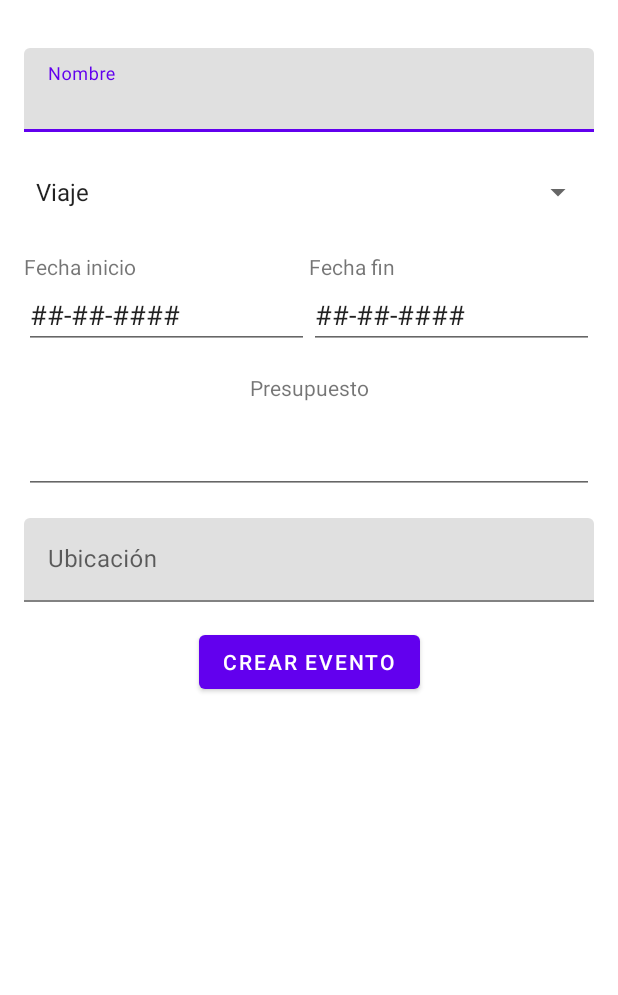
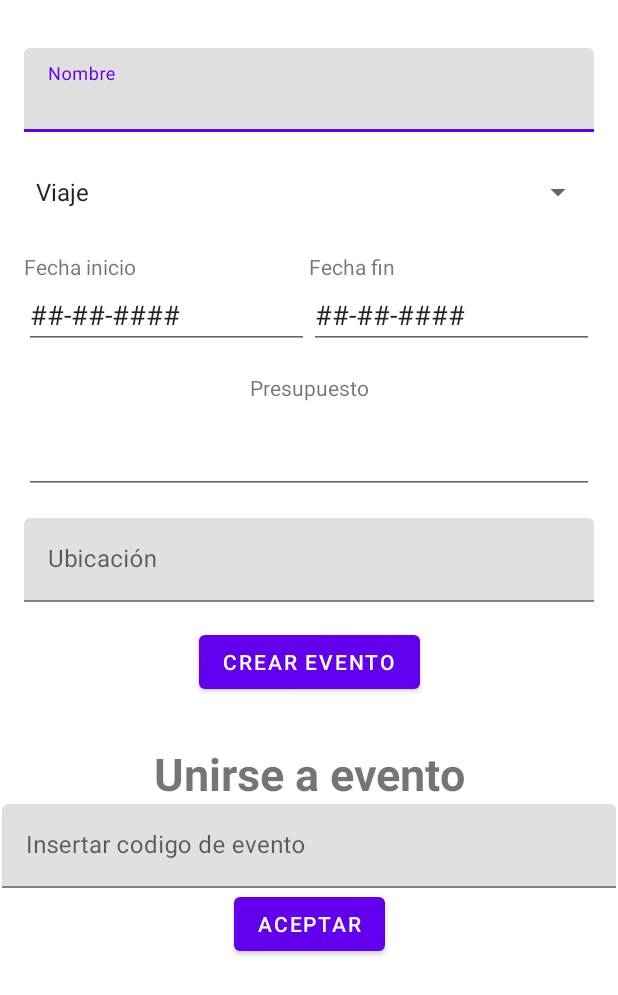
Before and after one commit to JulioLugo00/GestorDeViajes, an Android app: the screen it shows after launch once a user with an empty profile is signed in (CrearEventoActivity), after a tap on "AGREGAR EVENTO", on a phone screen of 412 x 824 dp. Shown: the top 995 px of the screen. Run offline under Robolectric (Android 15) with nearby library versions, the phone set to English and light mode, and no system bars; our stand-ins replace Firebase (no records; nobody signed in at launch, a user with empty details on screens opened directly), navigation-ui; libraries missing offline, so code that uses them is left out: com.firebase.ui; pictures from the network do not load.

Commit message:
Cambios: *Cambios en la base de datos *Codigo de invitacion

```diff
--- a/app/src/main/java/mx/itesm/noobmasters/gestordeviajes/ui/home/HomeFragment.kt
+++ b/app/src/main/java/mx/itesm/noobmasters/gestordeviajes/ui/home/HomeFragment.kt
@@ -63,7 +63,7 @@ class HomeFragment : Fragment() {
         }
         //FILTROS
         binding.imgButtonViaje.setOnClickListener {
-            Toast.makeText(context, "Viajes disponibles", Toast.LENGTH_SHORT).show()
+            Toast.makeText(context, "Viajes disponibles", Toast.LENGTH_LONG).show()
             homeViewModel.aplicarFiltroViaje()
             homeViewModel.descargarDatosEventos()
         }
--- a/app/src/main/java/mx/itesm/noobmasters/gestordeviajes/ui/home/HomeViewModel.kt
+++ b/app/src/main/java/mx/itesm/noobmasters/gestordeviajes/ui/home/HomeViewModel.kt
@@ -9,6 +9,7 @@ import com.google.firebase.database.FirebaseDatabase
 import com.google.firebase.database.ValueEventListener
 import mx.itesm.noobmasters.gestordeviajes.model.Evento
 import mx.itesm.noobmasters.gestordeviajes.model.EventoTipo
+import kotlin.reflect.typeOf
 
 class HomeViewModel : ViewModel() {
 
@@ -42,42 +43,63 @@ class HomeViewModel : ViewModel() {
     // Eventos
     fun descargarDatosEventos() {
         baseDatos = FirebaseDatabase.getInstance()
+        //var prueba = emptyMap<String,Evento>()
+        var arrayTodosLosEventosEnBD = mutableMapOf<String,Evento>()
+        //val prueba:ArrayList<Evento> = ArrayList()
+        var arrayTodosMisEventos = ArrayList<String>()
+        //var arrayTodosLosEventosEnBD = ArrayList<String>()
 
-        val referencia=baseDatos.getReference("${mAuth.currentUser?.uid}")
+        baseDatos.getReference("eventos").addValueEventListener(object :ValueEventListener{
+            override fun onDataChange(snapshot: DataSnapshot) {
+                val listaTemporal:ArrayList<Evento> = ArrayList()
+                arrayTodosMisEventos.clear()
+                arrayTodosLosEventosEnBD.clear()
 
-        referencia.addValueEventListener(object :ValueEventListener{
+                for (elemento in snapshot.children) {
+                    val evento=elemento.getValue(Evento::class.java)
+                    arrayTodosLosEventosEnBD.put(elemento.key.toString(),Evento(evento?.nombre,
+                        evento?.tipo,
+                        evento?.presupuesto,
+                        evento?.ubicacion,
+                        evento?.imagen,
+                        evento?.fechaInicio,
+                        evento?.fechaFin))
+                    //arrayTodosMisEventos.add(elemento.key.toString())
+                }
+                baseDatos.getReference("usuarios/${mAuth.currentUser?.uid}").child("eventos").get()
+                    .addOnSuccessListener { result ->
+                        for (elemento in result.children) {
+                            arrayTodosMisEventos.add(elemento.key.toString())
+                            //prueba.put(elemento.key.toString(), )
+                           // var key =elemento.key.toString()
+                            //arrayTodosLosEventosEnBD.add(key)
+                        }
+
+                        //Filtrado
+                        arrayTodosLosEventosEnBD.map {
+                            if(arrayTodosMisEventos.contains(it.key)){
+                                listaTemporal.add(it.value)
+                            }
+                        }
+                        //println(listaTemporal)
+                        arregloEventos.value=listaTemporal
+                    }
+                    .addOnFailureListener { exception ->
+
+                    }
 
 
-            override fun onDataChange(snapshot: DataSnapshot) {
-            println("Data a cambiado")
-                val listaTemporal:ArrayList<Evento> = ArrayList()
 
-                if(snapshot.hasChildren()){
-                    for (registro in snapshot.children){
-                        //Guarda el valor en una clase ya existente
-                        val evento=registro.getValue(Evento::class.java)
-/**/
-                        listaTemporal.add(Evento(evento?.nombre,
-                            evento?.tipo,
-                            evento?.presupuesto,
-                            evento?.ubicacion,
-                            evento?.imagen,
-                            evento?.fechaInicio,
-                            evento?.fechaFin))
-
-                    }
-                    arregloEventos.value=listaTemporal
-                }
-                else{
-                    listaTemporal.clear()
-                    arregloEventos.value=listaTemporal
-                }
             }
 
             override fun onCancelled(error: DatabaseError) {
                 TODO("Not yet implemented")
             }
+
         })
+
+
+
 
 
     }
--- a/app/src/main/res/layout/crearevento_fragment.xml
+++ b/app/src/main/res/layout/crearevento_fragment.xml
@@ -149,4 +149,40 @@
         app:layout_constraintStart_toStartOf="parent"
         app:layout_constraintTop_toBottomOf="@+id/linearLayout2" />
 
+    <TextView
+        android:id="@+id/tvCodigoInvitacion"
+        android:layout_width="wrap_content"
+        android:layout_height="wrap_content"
+        android:layout_marginTop="30dp"
+        android:text="Unirse a evento"
+        android:textAlignment="center"
+        android:textSize="30dp"
+        android:textStyle="bold"
+        app:layout_constraintEnd_toEndOf="parent"
+        app:layout_constraintStart_toStartOf="parent"
+        app:layout_constraintTop_toBottomOf="@+id/btnCrearEvento" />
+
+    <com.google.android.material.textfield.TextInputLayout
+        android:id="@+id/tillCodigoEvento"
+        android:layout_width="409dp"
+        android:layout_height="wrap_content"
+        app:layout_constraintEnd_toEndOf="parent"
+        app:layout_constraintStart_toStartOf="parent"
+        app:layout_constraintTop_toBottomOf="@+id/tvCodigoInvitacion">
+
+        <com.google.android.material.textfield.TextInputEditText
+            android:layout_width="match_parent"
+            android:layout_height="wrap_content"
+            android:hint="Insertar codigo de evento" />
+    </com.google.android.material.textfield.TextInputLayout>
+
+    <Button
+        android:id="@+id/btnAceptarCodigoEvento"
+        android:layout_width="wrap_content"
+        android:layout_height="wrap_content"
+        android:text="Aceptar"
+        app:layout_constraintEnd_toEndOf="parent"
+        app:layout_constraintStart_toStartOf="parent"
+        app:layout_constraintTop_toBottomOf="@+id/tillCodigoEvento" />
+
 </androidx.constraintlayout.widget.ConstraintLayout>
--- a/app/src/main/res/layout/fragment_home.xml
+++ b/app/src/main/res/layout/fragment_home.xml
@@ -87,8 +87,8 @@
 
         <Button
             android:id="@+id/btnQuitarFiltro"
-            android:layout_width="wrap_content"
-            android:layout_height="wrap_content"
+            android:layout_width="400dp"
+            android:layout_height="35dp"
             android:text="Remover filtro" />
 
         <ScrollView
```
Also changed, not shown: app/src/main/java/mx/itesm/noobmasters/gestordeviajes/ui/crearevento/CrearEventoFragment.kt (+39 -2 lines).
